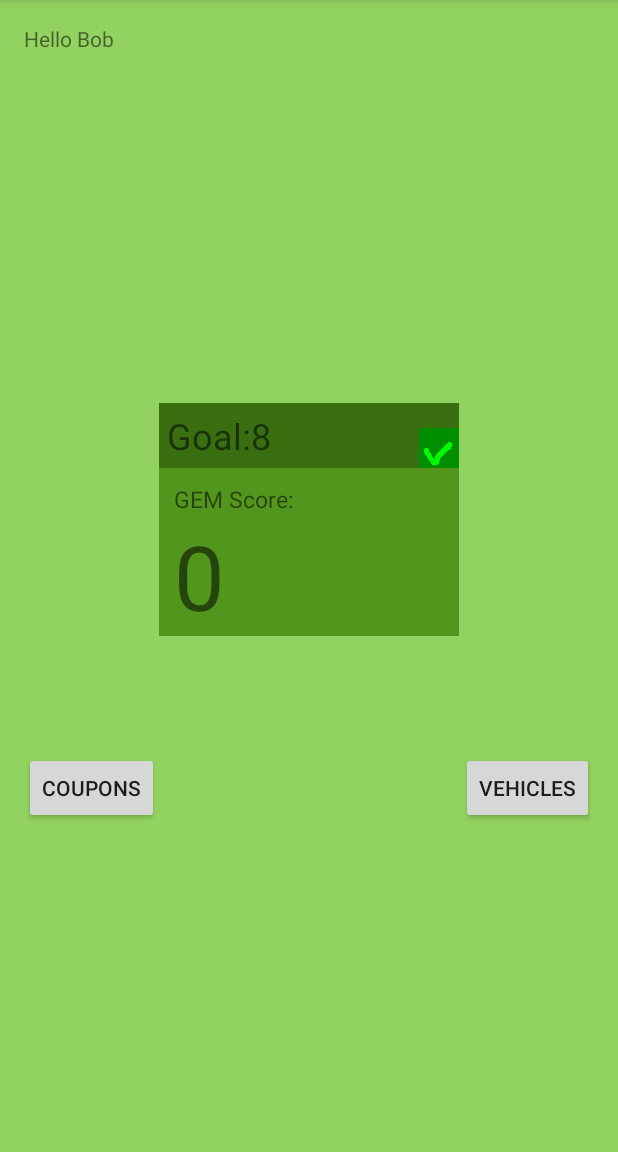
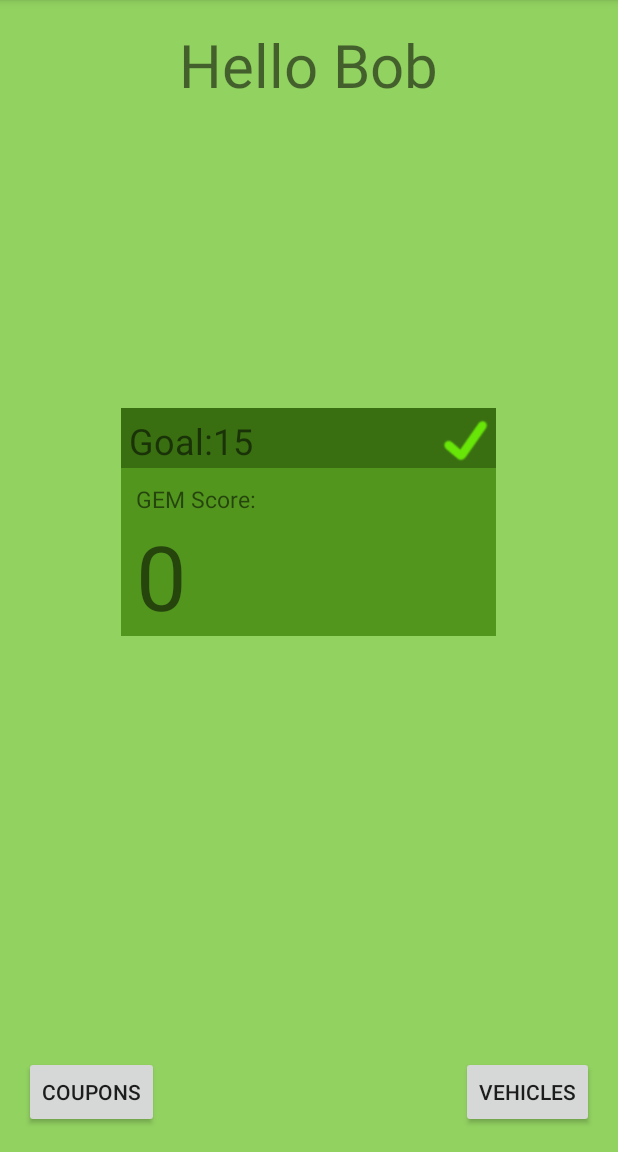
Before and after one commit to sarahyeo/EcoGEM, an Android app: the HomeActivity screen opened directly, with no data from a screen before it, on a phone screen of 412 x 824 dp, the part 84-1236 px from its top. Run offline under Robolectric (Android 15) with nearby library versions, the phone set to English and light mode, and no system bars; 1 statement that could not run was skipped.

Commit message:
Edited layout

```diff
--- a/app/src/main/java/com/cloud1001/ecogem/CarActivity.java
+++ b/app/src/main/java/com/cloud1001/ecogem/CarActivity.java
@@ -103,7 +103,7 @@ public class CarActivity extends Activity {
     }
 
     public int calculateGoal() {
-        int goal = 8;
+        int goal = 15;
         if (goal > calculateScore()) {
             goalMet = true;
         }
--- a/app/src/main/java/com/cloud1001/ecogem/CouponsActivity.java
+++ b/app/src/main/java/com/cloud1001/ecogem/CouponsActivity.java
@@ -49,7 +49,7 @@ public class CouponsActivity extends Activity {
     }
 
     public int calculateGoal() {
-        return 8;
+        return 15;
     }
 
     public void onBackButton(View view) {
--- a/app/src/main/java/com/cloud1001/ecogem/HomeActivity.java
+++ b/app/src/main/java/com/cloud1001/ecogem/HomeActivity.java
@@ -79,7 +79,7 @@ public class HomeActivity extends Activity {
     }
 
     public int calculateGoal() {
-        return 8;
+        return 15;
     }
 
 
--- a/app/src/main/java/com/cloud1001/ecogem/VehiclesActivity.java
+++ b/app/src/main/java/com/cloud1001/ecogem/VehiclesActivity.java
@@ -56,12 +56,12 @@ import java.util.List;
                         findViewById(R.id.button2).setVisibility(View.VISIBLE);
                         break;
                 }
-                String vehicleName = userVehicles[i].VIN;
-                if(vehicleName == null || vehicleName.isEmpty()){
+                String vehicleName = userVehicles[i].getNameDescription();
+                if(vehicleName == null){
                     text.get(i).setText("Unknown");
                 }
                 else{
-                    text.get(i).setText(userVehicles[i].VIN);
+                    text.get(i).setText(vehicleName);
                 }
             }
         }
--- a/app/src/main/res/layout/activity_home.xml
+++ b/app/src/main/res/layout/activity_home.xml
@@ -7,7 +7,7 @@
     android:paddingBottom="@dimen/activity_vertical_margin" tools:context=".MainActivity"
     android:id="@+id/relative_layout">
 
-    <TextView android:text="10" android:layout_width="200dp"
+    <TextView android:text="10" android:layout_width="250dp"
         android:layout_height="wrap_content"
         android:singleLine="false"
         android:id="@+id/fuelScore"
@@ -18,14 +18,16 @@
         android:paddingLeft="10dp"
         android:paddingTop="0dp"
         android:layout_centerVertical="true"
-        android:layout_alignStart="@+id/scoreHeader" />
+        android:layout_centerHorizontal="true" />
 
     <TextView
         android:layout_width="wrap_content"
         android:layout_height="wrap_content"
         android:id="@+id/userName"
-        android:layout_alignParentStart="true"
-        android:text="Hello Bob" />
+        android:text="Hello Bob"
+        android:layout_alignParentTop="true"
+        android:layout_centerHorizontal="true"
+        android:textSize="40dp" />
 
     <Button
         android:layout_width="wrap_content"
@@ -34,8 +36,8 @@
         android:id="@+id/couponButton"
         android:onClick="onCouponsButton"
         android:clickable="true"
-        android:layout_marginTop="77dp"
-        android:layout_below="@+id/fuelScore" />
+        android:layout_alignParentBottom="true"
+        android:layout_alignParentStart="true" />
 
     <Button
         android:layout_width="wrap_content"
@@ -48,7 +50,7 @@
         android:layout_alignParentEnd="true" />
 
     <TextView
-        android:layout_width="200dp"
+        android:layout_width="250dp"
         android:layout_height="wrap_content"
         android:text="GEM Score:"
         android:id="@+id/scoreHeader"
@@ -60,8 +62,8 @@
         android:paddingTop="10dp" />
 
     <TextView
-        android:layout_width="200dp"
-        android:layout_height="wrap_content"
+        android:layout_width="250dp"
+        android:layout_height="40dp"
         android:text="Goal: 8"
         android:id="@+id/goal"
         android:background="#396E11"
@@ -71,8 +73,8 @@
         android:layout_alignEnd="@+id/goalIcon" />
 
     <ImageView
-        android:layout_width="wrap_content"
-        android:layout_height="wrap_content"
+        android:layout_width="40dp"
+        android:layout_height="40dp"
         android:id="@+id/goalIcon"
         android:background="@drawable/goal_reached"
         android:layout_alignBottom="@+id/goal"
```
Also changed, not shown: app/src/main/java/com/cloud1001/ecogem/MainActivity.java (+0 -22 lines), app/src/main/res/drawable-hdpi/goal_reached.png (deleted), app/src/main/res/drawable/goal_reached.png (added).
